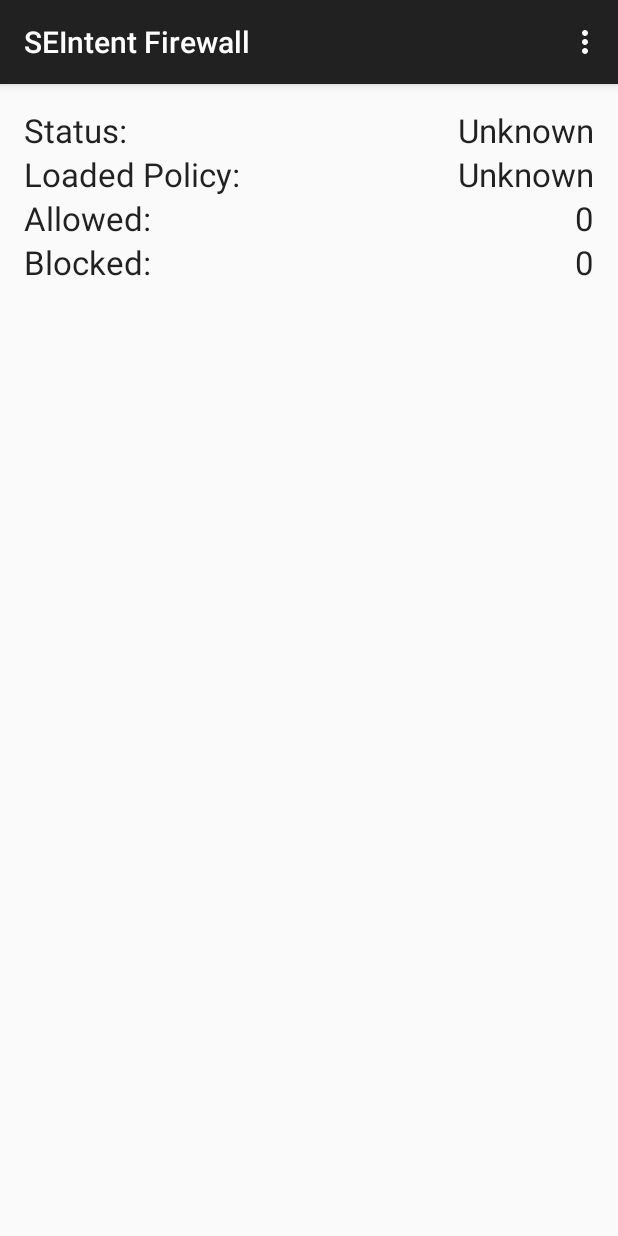
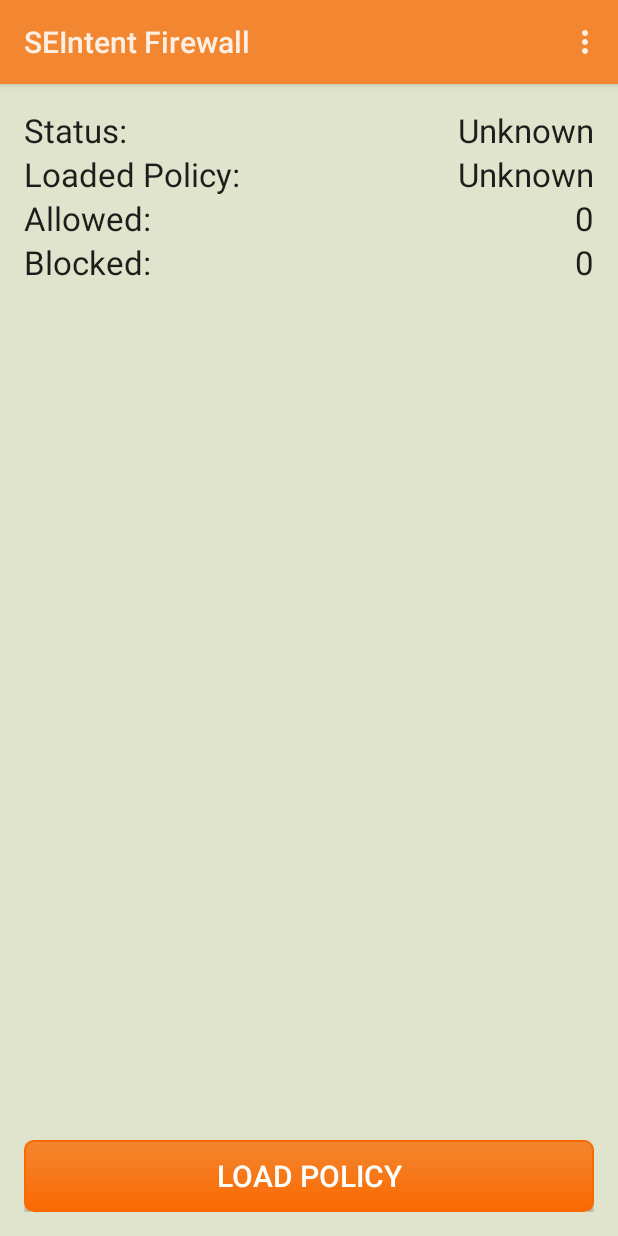
Before and after one commit to intentio-ex-machina/SEIntent-Firewall-App, an Android app: the screen it shows after launch (StatusActivity), on a phone screen of 412 x 824 dp. Run offline under Robolectric (Android 15) with nearby library versions, the phone set to English and light mode, and no system bars; 1 statement that could not run was skipped.

Commit message:
Styled the app. It now looks very pretty.

```diff
--- a/app/build.gradle
+++ b/app/build.gradle
@@ -6,7 +6,7 @@ android {
 
     defaultConfig {
         applicationId "com.carteryagemann.seintentfirewall"
-        minSdkVersion 19
+        minSdkVersion 21
         targetSdkVersion 22
         versionCode 1
         versionName "1.0"
--- a/app/src/main/java/com/carteryagemann/seintentfirewall/AboutActivity.java
+++ b/app/src/main/java/com/carteryagemann/seintentfirewall/AboutActivity.java
@@ -1,15 +1,15 @@
 package com.carteryagemann.seintentfirewall;
 
+import android.app.Activity;
 import android.content.res.Resources;
 import android.os.Bundle;
-import android.support.v7.app.AppCompatActivity;
 import android.widget.TextView;
 
 /**
  * Simple activity which shows information about the application. The core of this application is
  * its firewall service, but this gives the user something to look at.
  */
-public class AboutActivity extends AppCompatActivity {
+public class AboutActivity extends Activity {
 
     @Override
     protected void onCreate(Bundle savedInstanceState) {
--- /dev/null
+++ b/app/src/main/res/drawable/policy_button_style.xml
@@ -0,0 +1,37 @@
+<?xml version="1.0" encoding="utf-8" ?>
+<selector xmlns:android="http://schemas.android.com/apk/res/android">
+    <item android:state_pressed="true" >
+        <shape>
+            <solid
+                android:color="@color/dark_orange" />
+            <stroke
+                android:width="1dp"
+                android:color="@color/light_orange" />
+            <corners
+                android:radius="6dp" />
+            <padding
+                android:left="10dp"
+                android:top="10dp"
+                android:right="10dp"
+                android:bottom="10dp" />
+        </shape>
+    </item>
+    <item>
+        <shape>
+            <gradient
+                android:startColor="@color/light_orange"
+                android:endColor="@color/dark_orange"
+                android:angle="270" />
+            <stroke
+                android:width="1dp"
+                android:color="@color/dark_orange" />
+            <corners
+                android:radius="6dp" />
+            <padding
+                android:left="10dp"
+                android:top="10dp"
+                android:right="10dp"
+                android:bottom="10dp" />
+        </shape>
+    </item>
+</selector>
--- a/app/src/main/res/layout/activity_about.xml
+++ b/app/src/main/res/layout/activity_about.xml
@@ -23,5 +23,4 @@
         android:layout_above="@id/aboutViewMedium"
         android:layout_centerHorizontal="true"
         android:textAppearance="?android:attr/textAppearanceLarge" />
-
 </RelativeLayout>
--- a/app/src/main/res/layout/activity_status.xml
+++ b/app/src/main/res/layout/activity_status.xml
@@ -84,31 +84,14 @@
         android:layout_alignParentEnd="true" />
 
     <Button
-        android:layout_width="wrap_content"
+        android:layout_width="fill_parent"
         android:layout_height="wrap_content"
-        android:layout_marginTop="50dp"
-        android:visibility="invisible"
-        android:text="Fire Test Check Intent"
-        android:id="@+id/fireTestButton"
-        android:onClick="fireTestIntent"
-        android:layout_below="@id/blockText" />
-
-    <Spinner
-        android:layout_width="wrap_content"
-        android:layout_height="wrap_content"
-        android:layout_marginTop="25dp"
-        android:visibility="invisible"
-        android:id="@+id/policySpinner"
-        android:layout_below="@id/fireTestButton" />
-
-    <Button
-        android:layout_width="wrap_content"
-        android:layout_height="wrap_content"
+        android:background="@drawable/policy_button_style"
+        android:textColor="@color/white"
+        android:textSize="20dp"
         android:id="@+id/policyButton"
-        android:visibility="invisible"
         android:text="Load Policy"
         android:onClick="debugLoadPolicy"
-        android:layout_alignBottom="@id/policySpinner"
-        android:layout_alignParentEnd="true" />
+        android:layout_alignParentBottom="true" />
 
 </RelativeLayout>
--- a/app/src/main/res/menu/menu_status.xml
+++ b/app/src/main/res/menu/menu_status.xml
@@ -2,6 +2,4 @@
 <menu xmlns:android="http://schemas.android.com/apk/res/android">
     <item android:id="@+id/about"
         android:title="About" />
-    <item android:id="@+id/enable_debug"
-        android:title="Toggle Debug Mode" />
 </menu>
--- /dev/null
+++ b/app/src/main/res/values/colors.xml
@@ -0,0 +1,8 @@
+<?xml version="1.0" encoding="utf-8"?>
+<resources>
+    <item name="dark_orange" type="color">#FA6900</item>
+    <item name="light_orange" type="color">#F38630</item>
+    <item name="tan" type="color">#E0E4CC</item>
+    <item name="black" type="color">#000000</item>
+    <item name="white" type="color">#FFFFFF</item>
+</resources>
--- a/app/src/main/res/values/strings.xml
+++ b/app/src/main/res/values/strings.xml
@@ -1,15 +1,15 @@
 <resources>
     <string name="app_name">SEIntent Firewall</string>
     <string name="app_author">Carter Yagemann</string>
-    <string name="app_version">0.5</string>
-    <string name="app_codename">\"Bounding Shadow\"</string>
+    <string name="app_version">1.0</string>
+    <string name="app_codename">\"Rampaging Shadow\"</string>
     <string name="app_copyright">Copyright 2015 - All rights reserved.</string>
 
     <string-array name="policy_array">
-        <item>AllowAll</item>
-        <item>BlockAll</item>
-        <item>BlockBrowser</item>
-        <item>BlockServices</item>
-        <item>BlockActivities</item>
+        <item>Allow All Intents</item>
+        <item>Block All Intents</item>
+        <item>Block Browser App</item>
+        <item>Block Service Intents</item>
+        <item>Block Activity Intents</item>
     </string-array>
 </resources>
--- a/app/src/main/res/values/styles.xml
+++ b/app/src/main/res/values/styles.xml
@@ -1,8 +1,14 @@
 <resources>
 
     <!-- Base application theme. -->
-    <style name="AppTheme" parent="Theme.AppCompat.Light.DarkActionBar">
-        <!-- Customize your theme here. -->
+    <style name="AppTheme" parent="android:Theme.Material.Light.DarkActionBar">
+        <item name="android:colorPrimary">@color/light_orange</item>
+        <item name="android:colorPrimaryDark">@color/dark_orange</item>
+        <item name="android:colorAccent">@color/dark_orange</item>
+
+        <item name="android:navigationBarColor">@color/black</item>
+
+        <item name="android:windowBackground">@color/tan</item>
     </style>
 
 </resources>
```
Also changed, not shown: app/src/main/java/com/carteryagemann/seintentfirewall/StatusActivity.java (+23 -45 lines).
